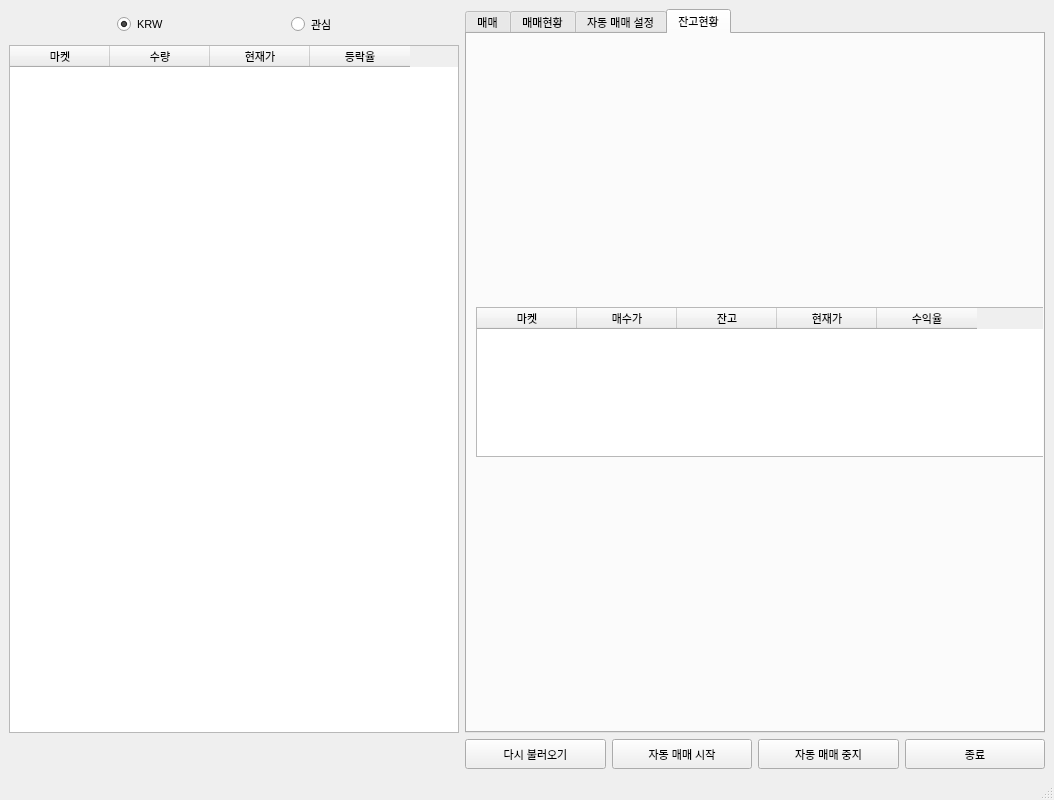
Above: main1.ui from changhee-won/AiCoinsTrade before the change. Below: the same form after it.
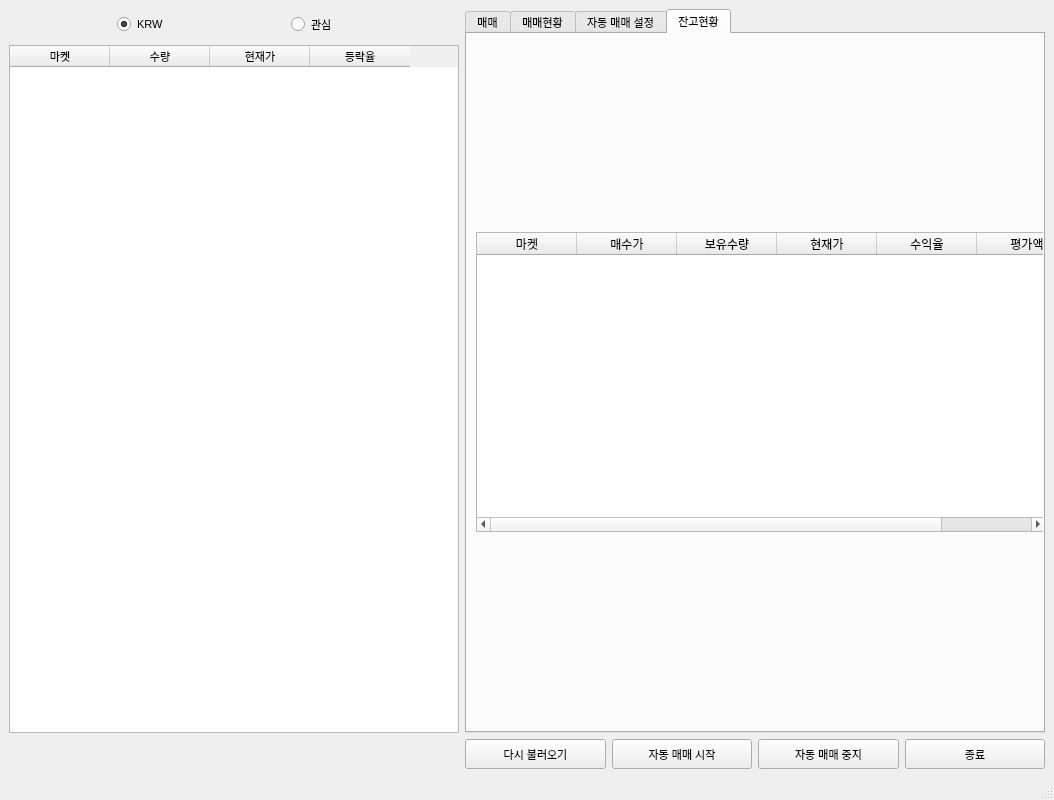
That is the form after the change. The open tabs and pages were chosen to show the change.

Commit message: 수정함:        aicoin_main.py 	수정함:        login.cfg 	수정함:        main1.ui 	수정함:        main1_ui.py

The edit to the form file:
```diff
--- a/main1.ui
+++ b/main1.ui
@@ -2096,13 +2096,13 @@
           <property name="minimumSize">
            <size>
             <width>570</width>
-            <height>150</height>
+            <height>200</height>
            </size>
           </property>
           <property name="maximumSize">
            <size>
             <width>570</width>
-            <height>150</height>
+            <height>300</height>
            </size>
           </property>
           <property name="sortingEnabled">
@@ -2123,7 +2123,7 @@
           </column>
           <column>
            <property name="text">
-            <string>잔고</string>
+            <string>보유수량</string>
            </property>
           </column>
           <column>
@@ -2136,6 +2136,11 @@
             <string>수익율</string>
            </property>
           </column>
+          <column>
+           <property name="text">
+            <string>평가액</string>
+           </property>
+          </column>
          </widget>
         </item>
        </layout>
```
Left out of the diff: 7 changed lines with no effect on the pictures. The commit also changes 5 other files.
